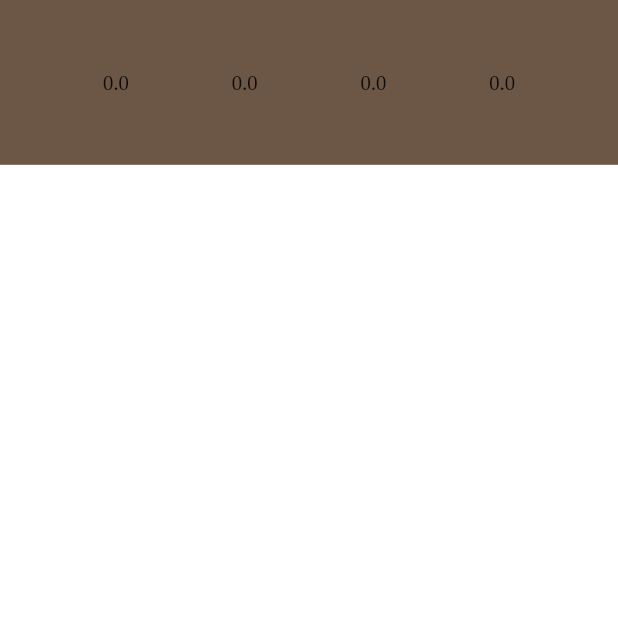
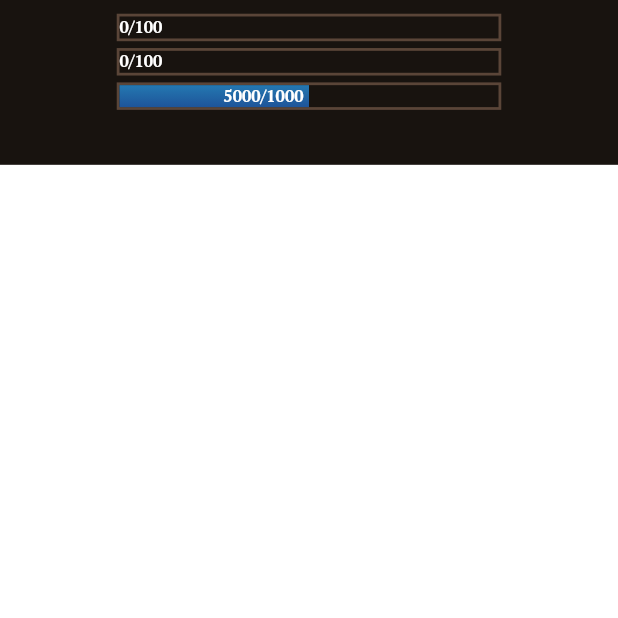
Before and after one commit to dmakwt/game_client, a Flutter app: the HomeScreen screen opened by its route, on a phone screen of 412 x 824 dp, the top half of it. Run offline on Flutter 3.47's test engine with Material 2 defaults, Android fonts, the phone set to English and light mode, and no system bars; our stand-ins replace assets_audio_player, font_awesome_flutter, get_it, loading_overlay, responsive_framework, shared_preferences and 1 more; missing offline and left inert: diagonal_scrollview; accounts and stored records are empty.

Commit message:
added status appbar view

```diff
--- a/lib/models/profile.dart
+++ b/lib/models/profile.dart
@@ -15,6 +15,7 @@ class Profile {
   final int skillPoints;
   final double honor;
   final double money;
+  final int gems;
   final int wins;
   final int loses;
   final String username;
@@ -23,6 +24,7 @@ class Profile {
   final String bio;
   final String createdAt;
   final String updatedAt;
+
   Profile({
     this.userSkills,
     this.usedItems,
@@ -35,6 +37,7 @@ class Profile {
     this.skillPoints,
     this.honor,
     this.money,
+    this.gems,
     this.wins,
     this.loses,
     this.username,
@@ -57,6 +60,7 @@ class Profile {
     int skillPoints,
     double honor,
     double money,
+    int gems,
     int wins,
     int loses,
     String username,
@@ -78,6 +82,7 @@ class Profile {
       skillPoints: skillPoints ?? this.skillPoints,
       honor: honor ?? this.honor,
       money: money ?? this.money,
+      gems: gems ?? this.gems,
       wins: wins ?? this.wins,
       loses: loses ?? this.loses,
       username: username ?? this.username,
@@ -102,6 +107,7 @@ class Profile {
       'skillPoints': skillPoints,
       'honor': honor,
       'money': money,
+      'gems': gems,
       'wins': wins,
       'loses': loses,
       'username': username,
@@ -120,7 +126,7 @@ class Profile {
       userSkills: UserSkills.fromMap(map['userSkills']),
       usedItems: UsedItems.fromMap(map['usedItems']),
       position: map['position'],
-      hp: map['hp'].toDouble(),
+      hp: map['hp']?.toDouble(),
       energy: map['energy']?.toDouble(),
       level: map['level']?.toInt(),
       xp: map['xp']?.toDouble(),
@@ -128,6 +134,7 @@ class Profile {
       skillPoints: map['skillPoints']?.toInt(),
       honor: map['honor']?.toDouble(),
       money: map['money']?.toDouble(),
+      gems: map['gems']?.toInt(),
       wins: map['wins']?.toInt(),
       loses: map['loses']?.toInt(),
       username: map['username'],
@@ -145,7 +152,7 @@ class Profile {
 
   @override
   String toString() {
-    return 'Profile(userSkills: $userSkills, usedItems: $usedItems, position: $position, hp: $hp, energy: $energy, level: $level, xp: $xp, showLeaderboard: $showLeaderboard, skillPoints: $skillPoints, honor: $honor, money: $money, wins: $wins, loses: $loses, username: $username, usernameID: $usernameID, avatarURL: $avatarURL, bio: $bio, createdAt: $createdAt, updatedAt: $updatedAt)';
+    return 'Profile(userSkills: $userSkills, usedItems: $usedItems, position: $position, hp: $hp, energy: $energy, level: $level, xp: $xp, showLeaderboard: $showLeaderboard, skillPoints: $skillPoints, honor: $honor, money: $money, gems: $gems, wins: $wins, loses: $loses,  username: $username, usernameID: $usernameID, avatarURL: $avatarURL, bio: $bio, createdAt: $createdAt, updatedAt: $updatedAt)';
   }
 
   @override
@@ -164,6 +171,7 @@ class Profile {
         o.skillPoints == skillPoints &&
         o.honor == honor &&
         o.money == money &&
+        o.gems == gems &&
         o.wins == wins &&
         o.loses == loses &&
         o.username == username &&
@@ -187,6 +195,7 @@ class Profile {
         skillPoints.hashCode ^
         honor.hashCode ^
         money.hashCode ^
+        gems.hashCode ^
         wins.hashCode ^
         loses.hashCode ^
         username.hashCode ^
--- a/lib/ui/screens/home/home_screen.dart
+++ b/lib/ui/screens/home/home_screen.dart
@@ -10,11 +10,13 @@ class _HomeScreenState extends State<HomeScreen> {
   @override
   Widget build(BuildContext context) {
     return Scaffold(
-    body: Column(
-      children: <Widget>[
-        StatusAppbar()
-      ],
-    ),
+      body: Column(
+        children: <Widget>[
+          Container(
+            child: StatusAppbar(),
+          )
+        ],
+      ),
     );
   }
 }
--- a/lib/ui/screens/home/widgets/status_appbar.dart
+++ b/lib/ui/screens/home/widgets/status_appbar.dart
@@ -1,7 +1,6 @@
 import 'package:flutter/material.dart';
-import 'package:game_client/models/profile.dart';
 import 'package:game_client/services/service_locator.dart';
-import 'package:game_client/ui/shared/game_colors.dart';
+import 'package:game_client/ui/shared/widgets/custom_progress_bar/flutter_animation_progress_bar.dart';
 import 'package:game_client/view_models/home/status_appbar_viewmodel.dart';
 import 'package:provider/provider.dart';
 
@@ -19,16 +18,50 @@ class StatusAppbar extends StatelessWidget {
 
           return SafeArea(
             child: Container(
-              color: GameColors.backgroundColor2,
+              color: Color.fromRGBO(24, 19, 15, 1),
               width: double.infinity,
               height: 120,
-              child: Row(
-                mainAxisAlignment: MainAxisAlignment.spaceEvenly,
+              child: Column(
+                // crossAxisAlignment: CrossAxisAlignment.start,
                 children: <Widget>[
-                  Text('${model.hp}'),
-                  Text('${model.energy}'),
-                  Text('${model.xp}'),
-                  Text('${model.money}'),
+                  Container(
+                    width: 300,
+                    padding: EdgeInsets.all(10),
+                    child: Column(
+                      children: <Widget>[
+                        FAProgressBar(
+                          currentValue: model.hp.toInt(),
+                          maxValue: 100,
+                          size: 20,
+                          animatedDuration: Duration(milliseconds: 1000),
+                          progressColor: Color.fromRGBO(248, 21, 21, 1),
+                          progressColor2: Color.fromRGBO(106, 0, 0, 1),
+                          backgroundColor: Color.fromRGBO(24, 19, 15, 1),
+                          displayText: '/100',
+                        ),
+                        SizedBox(height: 5),
+                        FAProgressBar(
+                          currentValue: model.energy.toInt(),
+                          maxValue: 100,
+                          size: 20,
+                          progressColor: Color.fromRGBO(252, 187, 70, 1),
+                          progressColor2: Color.fromRGBO(251, 138, 26, 1),
+                          backgroundColor: Color.fromRGBO(24, 19, 15, 1),
+                          displayText: '/100',
+                        ),
+                        SizedBox(height: 5),
+                        FAProgressBar(
+                          currentValue: 5000,
+                          maxValue: 10000,
+                          size: 20,
+                          progressColor: Color.fromRGBO(36, 120, 177, 1),
+                          progressColor2: Color.fromRGBO(30, 84, 153, 1),
+                          backgroundColor: Color.fromRGBO(24, 19, 15, 1),
+                          displayText: '/1000',
+                        ),
+                      ],
+                    ),
+                  ),
                 ],
               ),
             ),
--- /dev/null
+++ b/lib/ui/shared/widgets/custom_progress_bar/flutter_animation_progress_bar.dart
@@ -0,0 +1,169 @@
+import 'package:flutter/animation.dart';
+import 'package:flutter/material.dart';
+import 'package:flutter/widgets.dart';
+
+class FAProgressBar extends StatefulWidget {
+  FAProgressBar(
+      {Key key,
+      this.currentValue = 0,
+      this.maxValue = 100,
+      this.size = 30,
+      this.animatedDuration = const Duration(milliseconds: 300),
+      this.direction = Axis.horizontal,
+      this.verticalDirection = VerticalDirection.down,
+      this.borderRadius = 0,
+      this.backgroundColor = const Color(0x00FFFFFF),
+      this.progressColor = const Color(0xFFFA7268),
+      this.progressColor2 = const Color(0xFFFA7268),
+      this.changeColorValue,
+      this.changeProgressColor = const Color(0xFF5F4B8B),
+      this.displayText})
+      : super(key: key);
+  final int currentValue;
+  final int maxValue;
+  final double size;
+  final Duration animatedDuration;
+  final Axis direction;
+  final VerticalDirection verticalDirection;
+  final double borderRadius;
+  final Color backgroundColor;
+  final Color progressColor;
+  final Color progressColor2;
+  final int changeColorValue;
+  final Color changeProgressColor;
+  final String displayText;
+
+  @override
+  _FAProgressBarState createState() => _FAProgressBarState();
+}
+
+class _FAProgressBarState extends State<FAProgressBar>
+    with SingleTickerProviderStateMixin {
+  Animation<double> _animation;
+  AnimationController _controller;
+  double _currentBegin = 0;
+  double _currentEnd = 0;
+
+  @override
+  void initState() {
+    _controller =
+        AnimationController(duration: widget.animatedDuration, vsync: this);
+    _animation = Tween<double>(begin: _currentBegin, end: _currentEnd)
+        .animate(_controller);
+    triggerAnimation();
+    super.initState();
+  }
+
+  @override
+  void didUpdateWidget(FAProgressBar old) {
+    triggerAnimation();
+    super.didUpdateWidget(old);
+  }
+
+  void triggerAnimation() {
+    setState(() {
+      _currentBegin = _animation.value;
+      _currentEnd = widget.currentValue / widget.maxValue;
+      _animation = Tween<double>(begin: _currentBegin, end: _currentEnd)
+          .animate(_controller);
+    });
+    _controller.reset();
+    _controller.forward();
+  }
+
+  @override
+  Widget build(BuildContext context) => AnimatedProgressBar(
+        animation: _animation,
+        widget: widget,
+      );
+
+  @override
+  void dispose() {
+    _controller.dispose();
+    super.dispose();
+  }
+}
+
+class AnimatedProgressBar extends AnimatedWidget {
+  AnimatedProgressBar({
+    Key key,
+    Animation<double> animation,
+    this.widget,
+  }) : super(key: key, listenable: animation);
+  final widget;
+
+  double transformValue(x, begin, end, before) {
+    double y = (end * x - (begin - before)) * (1 / before);
+    return y < 0 ? 0 : ((y > 1) ? 1 : y);
+  }
+
+  Widget build(BuildContext context) {
+    final Animation<double> animation = listenable;
+    Color progressColor = widget.progressColor;
+    Color progressColor2 = widget.progressColor2;
+
+    if (widget.changeColorValue != null) {
+      final _colorTween = ColorTween(
+          begin: widget.progressColor, end: widget.changeProgressColor);
+      progressColor = _colorTween.transform(transformValue(
+          animation.value, widget.changeColorValue, widget.maxValue, 5));
+    }
+
+    List<Widget> progressWidgets = [];
+    Widget progressWidget = new Container(
+        decoration: BoxDecoration(
+      gradient: LinearGradient(
+        colors: [progressColor, progressColor2],
+        begin: Alignment.topCenter,
+        end: Alignment.bottomCenter,
+      ),
+      borderRadius: BorderRadius.circular(widget.borderRadius),
+    ));
+    progressWidgets.add(progressWidget);
+
+    if (widget.displayText != null) {
+      Widget textProgress = new Container(
+        alignment: widget.direction == Axis.horizontal
+            ? FractionalOffset(0.95, 0.5)
+            : (widget.verticalDirection == VerticalDirection.up
+                ? FractionalOffset(0.5, 0.05)
+                : FractionalOffset(0.5, 0.95)),
+        child: Text(
+          (animation.value * widget.maxValue).toInt().toString() +
+              widget.displayText,
+          softWrap: false,
+          style: TextStyle(
+            color: const Color(0xFFFFFFFF),
+            fontSize: 12,
+            fontWeight: FontWeight.bold,
+          ),
+        ),
+      );
+      progressWidgets.add(textProgress);
+    }
+
+    return Directionality(
+      textDirection: TextDirection.ltr,
+      child: Container(
+        width: widget.direction == Axis.vertical ? widget.size : null,
+        height: widget.direction == Axis.horizontal ? widget.size : null,
+        decoration: BoxDecoration(
+          color: widget.backgroundColor,
+          borderRadius: BorderRadius.circular(widget.borderRadius),
+          border: Border.all(color: Color(0xFF5A4538), width: 2),
+        ),
+        child: Flex(
+          direction: widget.direction,
+          verticalDirection: widget.verticalDirection,
+          children: <Widget>[
+            Expanded(
+                flex: (animation.value * 100).toInt(),
+                child: Stack(children: progressWidgets)),
+            Expanded(
+                flex: 100 - (animation.value * 100).toInt(), child: Container())
+          ],
+        ),
+      ),
+    );
+  }
+}
--- a/lib/view_models/home/status_appbar_viewmodel.dart
+++ b/lib/view_models/home/status_appbar_viewmodel.dart
@@ -7,11 +7,13 @@ class StatusAppbarViewModel extends ChangeNotifier {
   double _energy = 0;
   double _xp = 0;
   double _money = 0;
+  int _gems = 0;
 
   double get hp => _hp;
   double get energy => _energy;
   double get xp => _xp;
   double get money => _money;
+  int get gems => _gems;
 
   bool isLoading = false;
 
@@ -22,6 +24,7 @@ class StatusAppbarViewModel extends ChangeNotifier {
     _energy = profile.energy;
     _xp = profile.xp;
     _money = profile.money;
+    _gems = profile.gems;
     notifyListeners();
   }
 }
--- a/pubspec.yaml
+++ b/pubspec.yaml
@@ -79,6 +79,7 @@ flutter:
   assets:
     - assets/frames/
     - assets/sounds/
+    - assets/appbar/
     # - images/a_dot_burr.jpeg
   #   - images/a_dot_ham.jpeg
 
```
Also changed, not shown: assets/appbar/avatarFrame.png (added), assets/appbar/bgBar.png (added), assets/appbar/energy.png (added), assets/appbar/gems.png (added), assets/appbar/greed.png (added), assets/appbar/hp.png (added), assets/appbar/level.png (added), assets/appbar/plus.png (added), assets/appbar/showFrame.png (added), assets/appbar/xp.png (added). Lines whose indentation alone changed are shown as unchanged.
